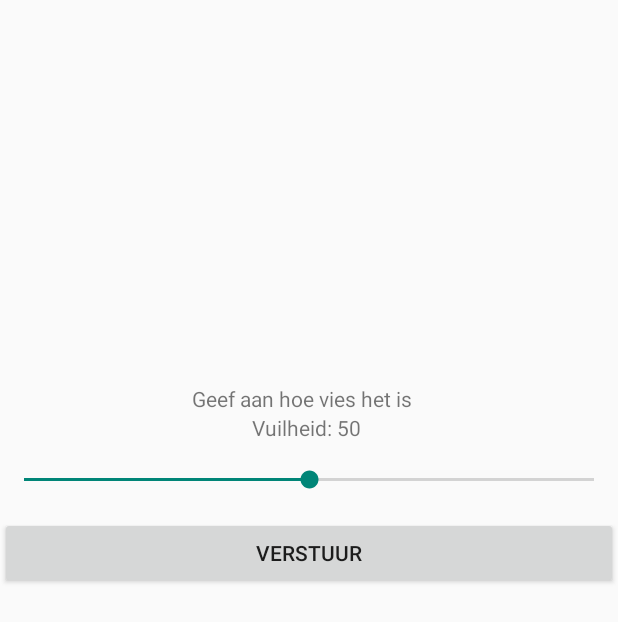
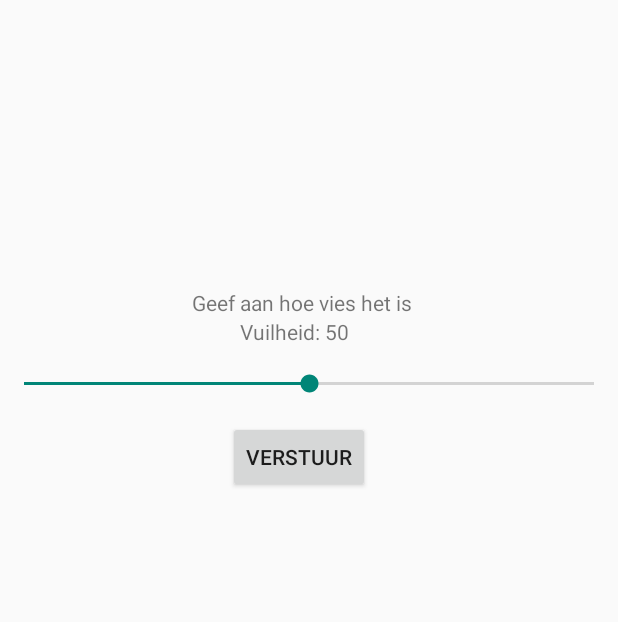
Before and after one commit to jaggrh95/DIGITAL-ECONOMY, an Android app: the VuilheidsScoreActivity screen opened directly, with no data from a screen before it, on a phone screen of 412 x 824 dp. Shown: the top 622 px of the screen. Run offline under Robolectric (Android 15) with nearby library versions, the phone set to English and light mode, and no system bars; 2 statements that could not run were skipped.

Commit message:
added vuilheids rating

```diff
--- a/app/build.gradle
+++ b/app/build.gradle
@@ -1,6 +1,7 @@
 apply plugin: 'com.android.application'
 
 android {
+
     compileSdkVersion 28
     defaultConfig {
         applicationId "com.example.myapplication"
--- a/app/src/main/AndroidManifest.xml
+++ b/app/src/main/AndroidManifest.xml
@@ -4,6 +4,10 @@
 
     <uses-permission android:name="android.permission.ACCESS_COARSE_LOCATION" />
     <uses-permission android:name="android.permission.ACCESS_FINE_LOCATION" />
+    <uses-permission android:name="android.permission.CAMERA" />
+
+    <uses-feature android:name="android.hardware.camera"
+        android:required="true" />
 
     <application
         android:allowBackup="true"
--- a/app/src/main/java/com/example/myapplication/ActivityVoorMapV2.java
+++ b/app/src/main/java/com/example/myapplication/ActivityVoorMapV2.java
@@ -192,4 +192,6 @@ public class ActivityVoorMapV2 extends AppCompatActivity {
         intent.putExtra(EXTRA_MESSAGE1,lattitude);
         startActivity(intent);
     }
+
+
 }
--- a/app/src/main/java/com/example/myapplication/BlueServer.java
+++ b/app/src/main/java/com/example/myapplication/BlueServer.java
@@ -14,6 +14,7 @@ import android.support.v4.app.ActivityCompat;
 import android.support.v4.content.ContextCompat;
 import android.support.v4.content.LocalBroadcastManager;
 import android.util.Log;
+import android.widget.ImageView;
 
 import com.google.android.gms.maps.model.LatLng;
 
@@ -23,6 +24,7 @@ public class BlueServer extends Service  {
     public Activity myAct;
     public LatLng Coordin;
     public String Name;
+    public ImageView imageView;
 
 
 
--- a/app/src/main/java/com/example/myapplication/MapActivity.java
+++ b/app/src/main/java/com/example/myapplication/MapActivity.java
@@ -78,10 +78,12 @@ public class MapActivity extends FragmentActivity implements OnMapReadyCallback,
         LatLng UserPosition = new LatLng(Lattitude, Longitude);
 
         mMap.addMarker(new MarkerOptions().position(UserPosition).title("MyStreet"));
+
         mMap.moveCamera(CameraUpdateFactory.newLatLngZoom(UserPosition, 15.0f));
         mMap.setOnMarkerClickListener(new GoogleMap.OnMarkerClickListener() {
             @Override
             public boolean onMarkerClick(final Marker marker) {
+
                 coordin = marker.getPosition();
                 onStart();
                 startActivity(intent1);
--- a/app/src/main/java/com/example/myapplication/VuilheidsScoreActivity.java
+++ b/app/src/main/java/com/example/myapplication/VuilheidsScoreActivity.java
@@ -1,23 +1,40 @@
 package com.example.myapplication;
 
+import android.content.ComponentName;
+import android.content.Intent;
+import android.content.ServiceConnection;
+import android.graphics.Bitmap;
+import android.os.IBinder;
+import android.provider.MediaStore;
 import android.support.v7.app.AppCompatActivity;
 import android.os.Bundle;
+import android.util.Log;
+import android.view.View;
+import android.widget.Button;
+import android.widget.ImageView;
 import android.widget.SeekBar;
 import android.widget.TextView;
 
 public class VuilheidsScoreActivity extends AppCompatActivity {
 
     TextView Progresslabel;
+    public ImageView imageView;
+    static final int REQUEST_IMAGE_CAPTURE = 1;
+    boolean mBounded;
+    BlueServer myServer;
+    Button knopje ;
+    int progress;
+
+
     @Override
     protected void onCreate(Bundle savedInstanceState) {
         super.onCreate(savedInstanceState);
         setContentView(R.layout.activity_vuilheids_score);
-
         // set a change listener on the SeekBar
         SeekBar seekBar = findViewById(R.id.seekBar);
         seekBar.setOnSeekBarChangeListener(seekBarChangeListener);
-
-        int progress = seekBar.getProgress();
+        knopje = findViewById(R.id.button3);
+        progress = seekBar.getProgress();
         Progresslabel = findViewById(R.id.textView4);
         Progresslabel.setText("Vuilheid: " + progress);
     }
@@ -26,7 +43,7 @@ public class VuilheidsScoreActivity extends AppCompatActivity {
         @Override
         public void onProgressChanged(SeekBar seekBar, int progress, boolean fromUser) {
             // updated continuously as the user slides the thumb
-            Progresslabel.setText("Progress: " + progress);
+            Progresslabel.setText("Vuilheid: " + progress);
         }
 
         @Override
@@ -39,4 +56,46 @@ public class VuilheidsScoreActivity extends AppCompatActivity {
             // called after the user finishes moving the SeekBar
         }
     };
+
+    @Override
+    protected void onStart() {
+        super.onStart();
+
+        Intent mIntent = new Intent(this, BlueServer.class);
+        bindService(mIntent, mConnection, BIND_AUTO_CREATE);
+    };
+
+    ServiceConnection mConnection = new ServiceConnection() {
+        @Override
+        public void onServiceDisconnected(ComponentName name) {
+            mBounded = false;
+            myServer = null;
+        }
+
+        @Override
+        public void onServiceConnected(ComponentName name, IBinder service) {
+            mBounded = true;
+            BlueServer.LocalBinder mLocalBinder = (BlueServer.LocalBinder)service;
+            myServer = mLocalBinder.getServerInstance();
+            myServer.imageView = imageView;
+            knopje.setVisibility(View.VISIBLE);
+        }
+    };
+
+    @Override
+    protected void onDestroy() {
+        super.onDestroy();
+        if(mBounded) {
+            unbindService(mConnection);
+            mBounded = false;
+        }
+    };
+
+    public void Verstuur(View view) {
+        Intent intentje = new Intent(this,RatingActivity.class);
+        intentje.putExtra("vuilheid",progress);
+        startActivity(intentje);
+    }
+
+
 }
--- a/app/src/main/res/layout/activity_vuilheids_score.xml
+++ b/app/src/main/res/layout/activity_vuilheids_score.xml
@@ -7,7 +7,7 @@
     android:layout_centerHorizontal="true"
     android:layout_centerVertical="true"
     android:layout_gravity="center"
-    tools:context=".ActivityVoorMapV2">
+    tools:context=".VuilheidsScoreActivity">
 
 
     <RelativeLayout
@@ -25,19 +25,20 @@
             android:layout_width="match_parent"
             android:layout_height="match_parent">
 
+
             <TextView
                 android:id="@+id/textView"
                 android:layout_width="wrap_content"
                 android:layout_height="wrap_content"
                 android:layout_marginLeft="0.8in"
-                android:layout_marginTop="1.6in"
+                android:layout_marginTop="1.20in"
                 android:text="Geef aan hoe vies het is" />
 
             <TextView
                 android:id="@+id/textView4"
                 android:layout_width="match_parent"
                 android:layout_height="wrap_content"
-                android:layout_marginLeft="1.05in"
+                android:layout_marginLeft="1.0in"
 
                 android:text="Vuilheid: 50" />
 
@@ -52,11 +53,12 @@
 
             <Button
                 android:id="@+id/button3"
-                android:layout_width="match_parent"
+                android:layout_width="wrap_content"
                 android:layout_height="wrap_content"
                 android:layout_marginTop="0.1in"
-
-                android:text="Verstuur" />
+                android:layout_marginLeft="0.95in"
+                android:text="Verstuur"
+                android:onClick="Verstuur"/>
 
         </LinearLayout>
     </RelativeLayout>
```
